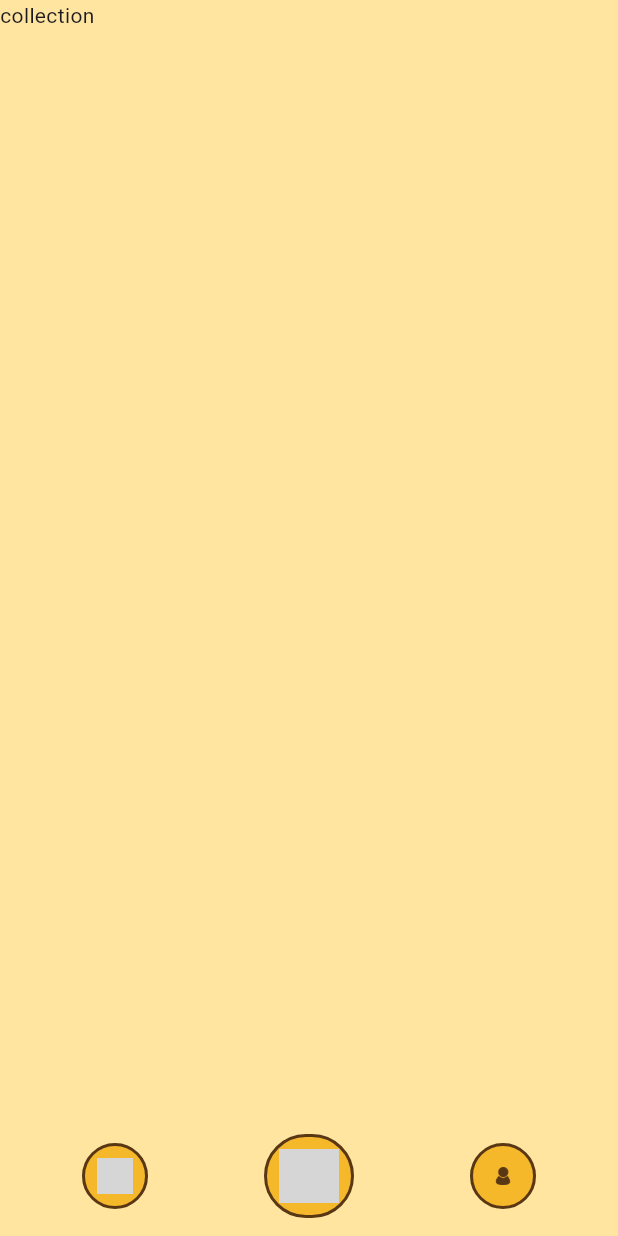
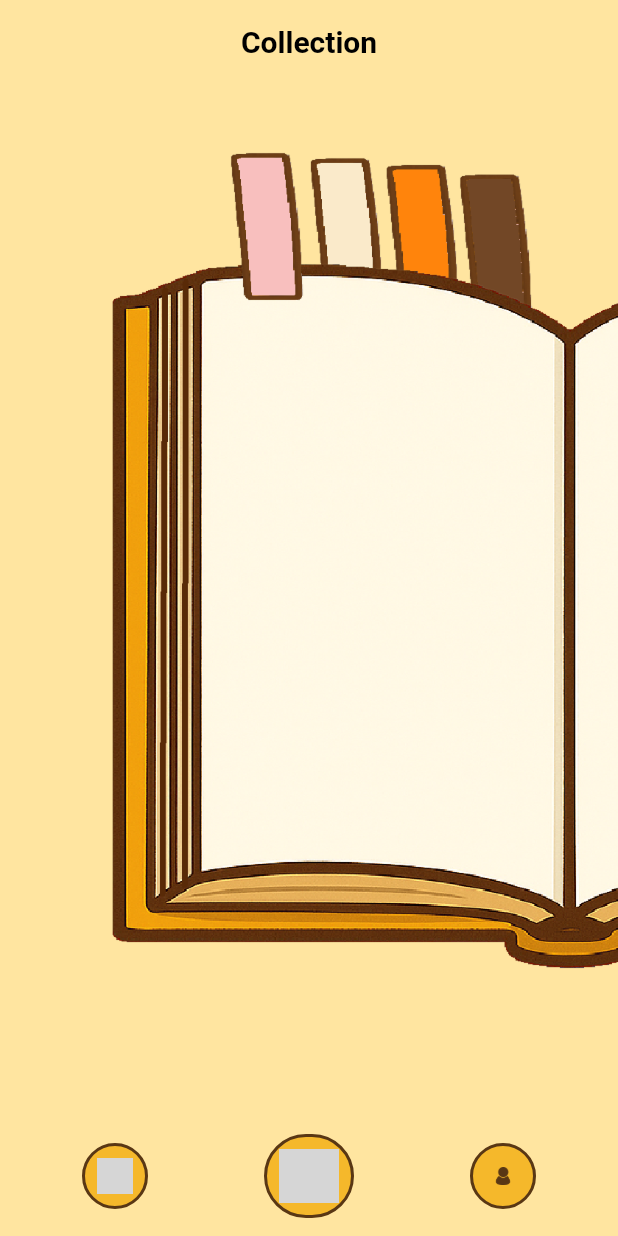
Before and after one commit to corangg/Cookie, a Flutter app: the screen it shows after launch, item 2 of the bottom bar chosen, on a phone screen of 412 x 824 dp. Run offline on Flutter 3.47's test engine with Material 3 defaults, Android fonts, the phone set to English and light mode, and no system bars; our stand-ins replace drift, get_it; missing offline and left inert: dart:ffi; accounts and stored records are empty; generated files the repository leaves out were written again; grey boxes are pictures that could not be loaded.

Commit message:
Chore: CollectionScreen 이미지 추가

```diff
--- a/lib/di/injection.dart
+++ b/lib/di/injection.dart
@@ -1,3 +1,4 @@
+import 'package:cookie/viewmodel/collection_view_model.dart';
 import 'package:cookie/viewmodel/oven_screen_view_model.dart';
 import 'package:get_it/get_it.dart';
 import 'package:data/local/drift/drift_database.dart';
@@ -37,4 +38,6 @@ Future<void> initDependencies() async {
     upsertCollectionUseCase: sl(),
     updateOpenCookieDataUseCase: sl(),
   ));
+
+  sl.registerFactory(() => CollectionViewModel());
 }
--- a/lib/screen/collection_screen.dart
+++ b/lib/screen/collection_screen.dart
@@ -1,12 +1,71 @@
+import 'package:cookie/di/injection.dart';
+import 'package:cookie/viewmodel/collection_view_model.dart';
+import 'package:core/values/app_assets.dart';
 import 'package:core/values/app_color.dart';
 import 'package:flutter/material.dart';
+import 'package:provider/provider.dart';
 
 class CollectionScreen extends StatelessWidget {
   const CollectionScreen({super.key});
   @override
   Widget build(BuildContext context) {
-    return Scaffold(
-        backgroundColor: AppColor.mainBackground,
-        body: Text('collection'));
+    return ChangeNotifierProvider<CollectionViewModel>(
+      create: (_) => sl<CollectionViewModel>(),
+      child: const _CollectionBody(),
+    );
   }
 }
+
+class _CollectionBody extends StatefulWidget {
+  const _CollectionBody({super.key});
+
+  @override
+  State<_CollectionBody> createState() => _CollectionBodyState();
+}
+
+class _CollectionBodyState extends State<_CollectionBody> with SingleTickerProviderStateMixin {
+  @override
+  Widget build(BuildContext context) {
+    return Scaffold(
+      backgroundColor: AppColor.mainBackground,
+      appBar: _buildAppBar(),
+      body: SafeArea(child: Consumer<CollectionViewModel>(builder: (_, vm, _) {
+        if (vm.isLoading) {
+          return const Center(child: CircularProgressIndicator());
+        } else {
+          return _buildBody();
+        }
+      })),
+    );
+  }
+
+  AppBar _buildAppBar() {
+    return AppBar(
+      backgroundColor: AppColor.mainBackground,
+      elevation: 0,
+      centerTitle: true,
+      title: const Text(
+        'Collection',
+        style: TextStyle(
+          fontSize: 20,
+          fontWeight: FontWeight.bold,
+          color: Colors.black,
+        ),
+      ),
+    );
+  }
+
+  Widget _buildBody() {
+    return Stack(
+      children: [
+        Align(
+          alignment: Alignment.centerRight,       // 가로: 오른쪽, 세로: 중앙
+          child: Image.asset(
+            AppAssets.imgCollectionCheeringHalf,
+            fit: BoxFit.fitWidth,
+          ),
+        ),
+      ],
+    );
+  }
+}
--- a/lib/screen/oven_screen.dart
+++ b/lib/screen/oven_screen.dart
@@ -27,8 +27,7 @@ class _OvenScreenBody extends StatefulWidget {
   State<_OvenScreenBody> createState() => _OvenScreenBodyState();
 }
 
-class _OvenScreenBodyState extends State<_OvenScreenBody>
-    with SingleTickerProviderStateMixin {
+class _OvenScreenBodyState extends State<_OvenScreenBody> with SingleTickerProviderStateMixin {
   late AnimationController _controller;
   late Animation<Offset> _offsetAnimation;
 
--- /dev/null
+++ b/lib/viewmodel/collection_view_model.dart
@@ -0,0 +1,8 @@
+import 'package:flutter/material.dart';
+
+class CollectionViewModel extends ChangeNotifier {
+  bool isLoading = false;
+  String? error;
+
+
+}
--- a/packages/core/lib/values/app_assets.dart
+++ b/packages/core/lib/values/app_assets.dart
@@ -25,4 +25,7 @@ class AppAssets {
   static const imgCookiePassion5 = 'assets/img/img_cookie_passion_5.png';
   static const imgCookiePassion6 = 'assets/img/img_cookie_passion_6.png';
   static const imgCookieSermon1 = 'assets/img/img_cookie_sermon_1.png';
+
+  static const imgCollectionCheering = 'assets/img/img_collection_cheering.png';
+  static const imgCollectionCheeringHalf = 'assets/img/img_collection_cheering_half.png';
 }
--- a/pubspec.yaml
+++ b/pubspec.yaml
@@ -96,6 +96,8 @@ flutter:
     - assets/img/img_cookie_passion_5.png
     - assets/img/img_cookie_passion_6.png
     - assets/img/img_cookie_sermon_1.png
+    - assets/img/img_collection_cheering.png
+    - assets/img/img_collection_cheering_half.png
   # The following line ensures that the Material Icons font is
   # included with your application, so that you can use the icons in
   # the material Icons class.
```
Also changed, not shown: assets/img/img_collection_cheering.png (added), assets/img/img_collection_cheering_half.png (added), lib/widgets/CollectionListView.dart (added).
